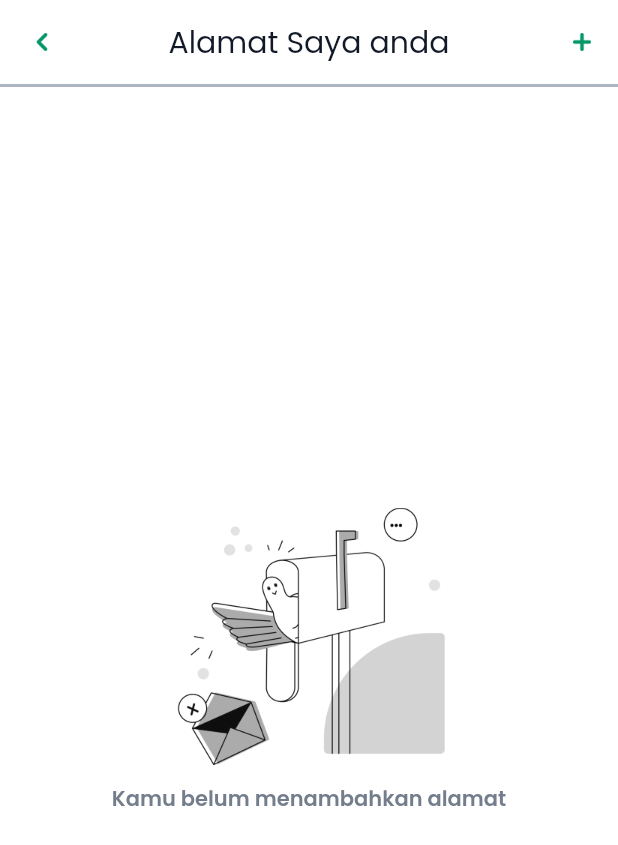
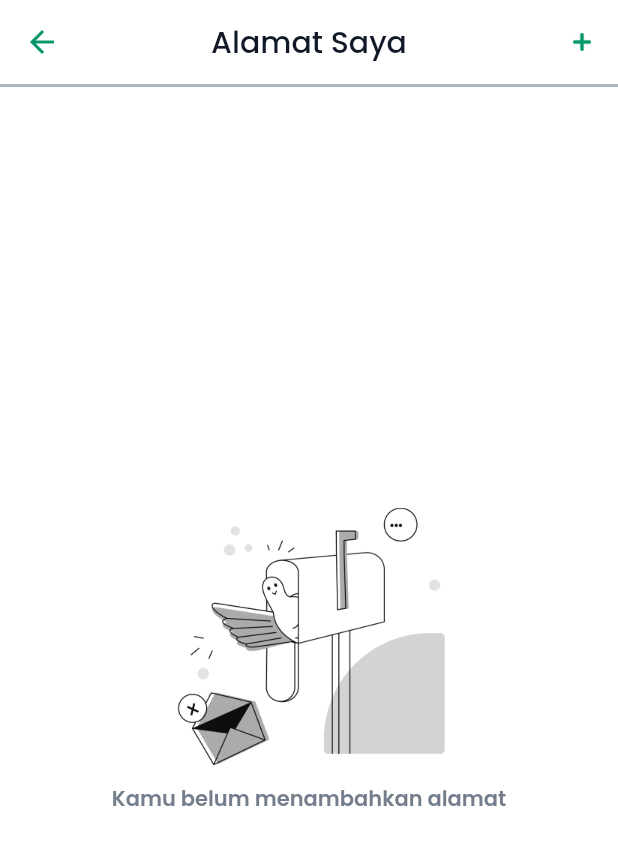
Before and after one commit to Ecowave-Alterra/ecowave-flutter, a Flutter app: the EmptyAddress screen opened directly, on a phone screen of 412 x 824 dp. Shown: the top 845 px of the screen. Run offline on Flutter 3.47's test engine with Material 2 defaults, Android fonts, the phone set to English and light mode, and no system bars; our stand-ins replace another_flushbar, carousel_slider, flutter_bloc, flutter_countdown_timer, flutter_switch, get_it and 2 more.

Commit message:
fixing appbar

```diff
--- a/lib/features/address/view/pages/address_page.dart
+++ b/lib/features/address/view/pages/address_page.dart
@@ -11,12 +11,6 @@ class AddressPage extends StatelessWidget {
   Widget build(BuildContext context) {
     return Scaffold(
       appBar: AppBar(
-        centerTitle: true,
-        leading: IconButton(
-          onPressed: () {},
-          icon: const ImageIcon(AppIcons.leftBack,
-              color: AppColors.primary500, size: 12),
-        ),
         title: const Text(
           'Alamat Saya',
           style: TextStyle(
--- a/lib/features/address/view/pages/empty_address_page.dart
+++ b/lib/features/address/view/pages/empty_address_page.dart
@@ -10,18 +10,10 @@ class EmptyAddress extends StatelessWidget {
   Widget build(BuildContext context) {
     return Scaffold(
       appBar: AppBar(
-        centerTitle: true,
-        leading: IconButton(
-          onPressed: () {},
-          icon: const ImageIcon(AppIcons.leftBack,
-              color: AppColors.primary500, size: 12),
-        ),
         title: const Text(
-          'Alamat Saya anda',
+          'Alamat Saya',
           style: TextStyle(
             fontSize: 20,
-            fontWeight: AppFontWeight.regular,
-            color: AppColors.black,
           ),
         ),
         actions: [
```
Also changed, not shown: lib/features/address/view/pages/add_adress_page.dart (+0 -8 lines).
